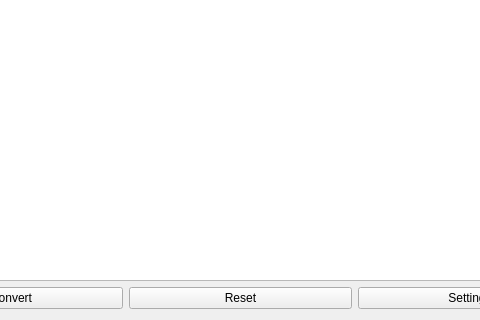
Before: the Qt Designer form mainwindow.ui in Bleuzen/FFaudioConverter, drawn with Qt 5; both pictures show x 112 to 592 and y 209 to 529 of the 705 by 529 pixel window.
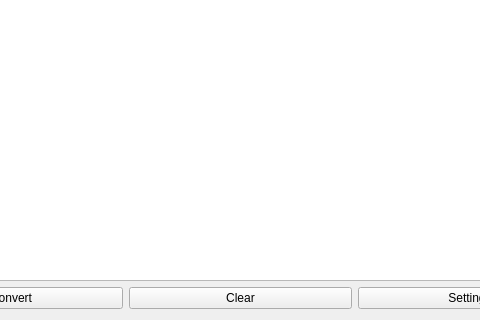
After: the same form once the commit is applied.

Commit message: rename da button

What changed in the file:
```diff
--- a/mainwindow.ui
+++ b/mainwindow.ui
@@ -40,7 +40,7 @@
       <item>
        <widget class="QPushButton" name="pushButton_Clear">
         <property name="text">
-         <string>Reset</string>
+         <string>Clear</string>
         </property>
        </widget>
       </item>
```
